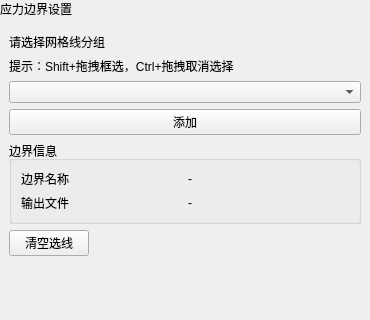
Before: the Qt Designer form plugins/Base_Solver/StressBoundaryPage.ui in asd977/base_cae, drawn with Qt 5; both pictures show x 0 to 370 and y 0 to 320 of the 370 by 620 pixel window.
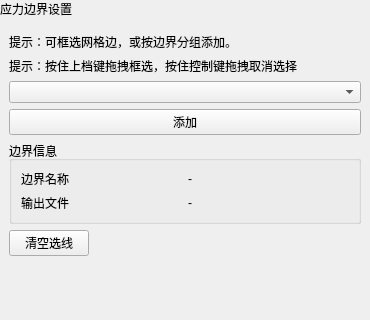
After: the same form once the commit is applied. Custom widgets are drawn as their Qt base class.

```diff
--- a/plugins/Base_Solver/StressBoundaryPage.ui
+++ b/plugins/Base_Solver/StressBoundaryPage.ui
@@ -62,7 +62,7 @@
      <item>
       <widget class="QLabel" name="labelPickHint">
        <property name="text">
-        <string>请选择网格线分组</string>
+        <string>提示：可框选网格边，或按边界分组添加。</string>
        </property>
        <property name="wordWrap">
         <bool>false</bool>
@@ -72,7 +72,7 @@
      <item>
       <widget class="QLabel" name="boxSelectHintLabel">
        <property name="text">
-        <string>提示：Shift+拖拽框选，Ctrl+拖拽取消选择</string>
+        <string>提示：按住上档键拖拽框选，按住控制键拖拽取消选择</string>
        </property>
        <property name="wordWrap">
         <bool>false</bool>
```
Left out of the diff: 5 changed lines with no effect on the pictures.
